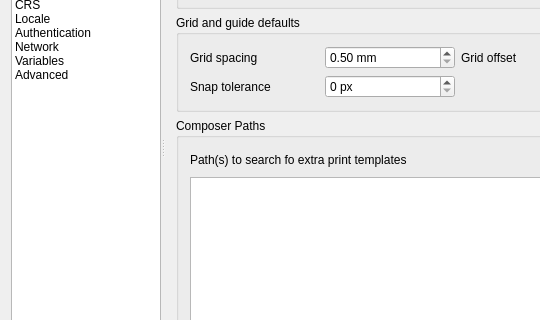
Above: src/ui/qgsoptionsbase.ui from qgis/QGIS before the change; both pictures show x 0 to 540 and y 154 to 474 of the 791 by 629 pixel window. Below: the same form after it.
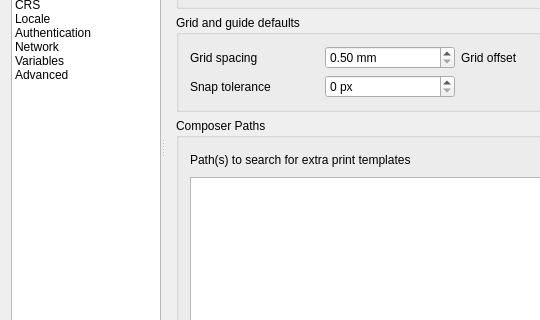
That is the form after the change. The open tabs and pages were chosen to show the change. Icons and pictures are not drawn. Custom widgets are drawn as their Qt base class.

```diff
--- a/src/ui/qgsoptionsbase.ui
+++ b/src/ui/qgsoptionsbase.ui
@@ -3549,7 +3549,7 @@
                   <item row="0" column="0">
                    <widget class="QLabel" name="mSVGLabel_3">
                     <property name="text">
-                     <string>Path(s) to search fo extra print templates</string>
+                     <string>Path(s) to search for extra print templates</string>
                     </property>
                    </widget>
                   </item>
```
